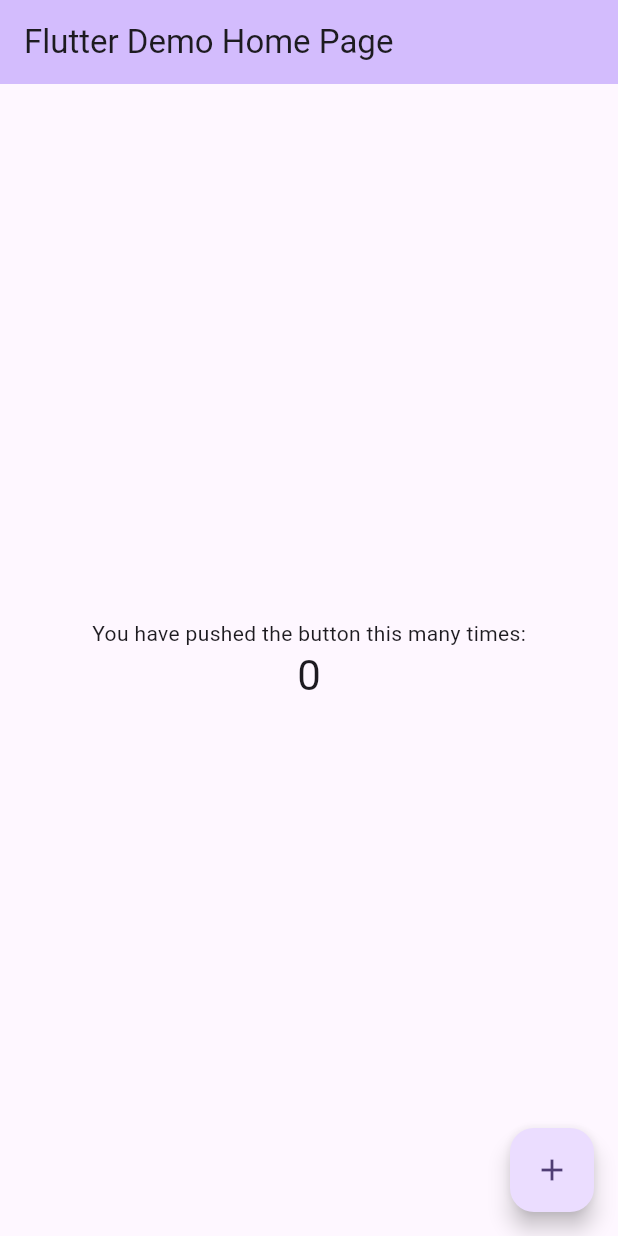
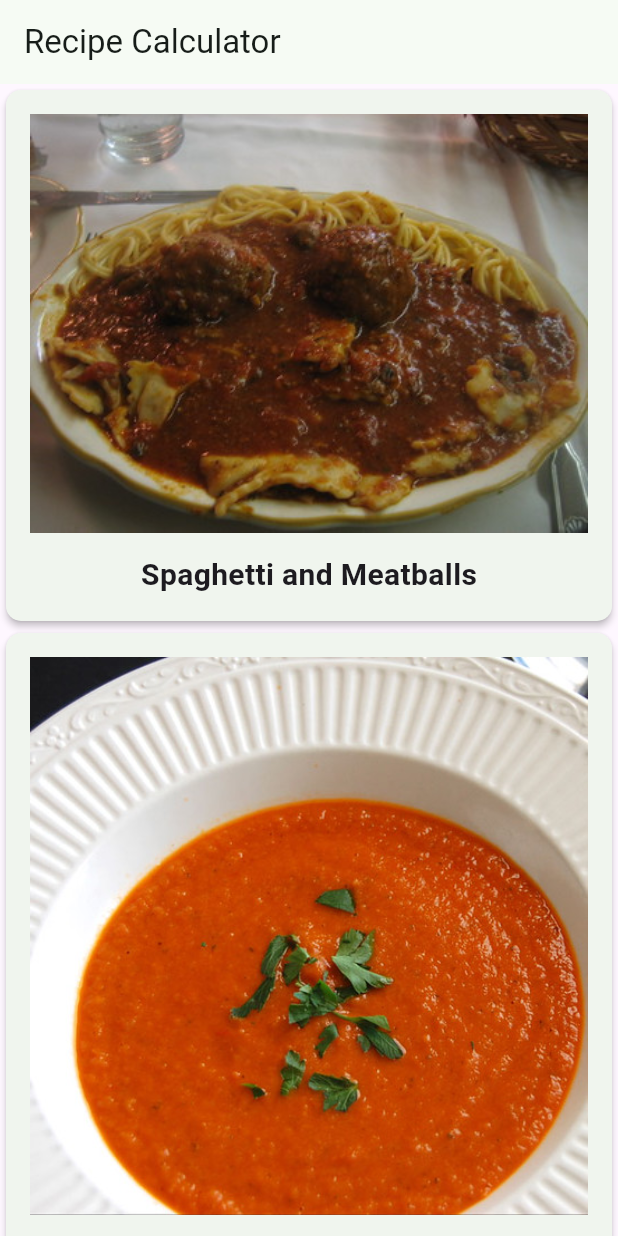
Before and after one commit to sodrunberkicau/flutter_recipes_calculator, a Flutter app: the screen it shows after launch, on a phone screen of 412 x 824 dp. Run offline on Flutter 3.47's test engine with Material 3 defaults, Android fonts, the light colour scheme and no system bars; Roboto replaces fonts that are missing (Palatino).

Commit message:
replace all counter app in home page with recipe list

```diff
--- a/lib/main.dart
+++ b/lib/main.dart
@@ -1,27 +1,42 @@
 import 'package:flutter/material.dart';
 
+import 'recipe.dart';
+import 'recipe_detail.dart';
+
 void main() {
-  runApp(const MyApp());
+  runApp(const RecipeApp());
 }
 
-class MyApp extends StatelessWidget {
-  const MyApp({super.key});
+class RecipeApp extends StatelessWidget {
+  const RecipeApp({super.key});
 
   @override
   Widget build(BuildContext context) {
+    final theme = ThemeData();
     return MaterialApp(
-      title: 'Flutter Demo',
-      theme: ThemeData(
-        colorScheme: ColorScheme.fromSeed(seedColor: Colors.deepPurple),
-        useMaterial3: true,
+      debugShowCheckedModeBanner: false,
+      title: 'Recipe Calculator',
+      theme: theme.copyWith(
+        colorScheme: ColorScheme.fromSeed(
+          seedColor: Colors.greenAccent,
+        ),
       ),
-      home: const MyHomePage(title: 'Flutter Demo Home Page'),
+      home: const MyHomePage(title: 'Recipe Calculator'),
     );
   }
 }
 
 class MyHomePage extends StatefulWidget {
   const MyHomePage({super.key, required this.title});
+
+  // This widget is the home page of your application. It is stateful, meaning
+  // that it has a State object (defined below) that contains fields that affect
+  // how it looks.
+
+  // This class is the configuration for the state. It holds the values (in this
+  // case the title) provided by the parent (in this case the App widget) and
+  // used by the build method of the State. Fields in a Widget subclass are
+  // always marked "final".
 
   final String title;
 
@@ -30,39 +45,58 @@ class MyHomePage extends StatefulWidget {
 }
 
 class _MyHomePageState extends State<MyHomePage> {
-  int _counter = 0;
-
-  void _incrementCounter() {
-    setState(() {
-      _counter++;
-    });
-  }
-
   @override
   Widget build(BuildContext context) {
     return Scaffold(
       appBar: AppBar(
-        backgroundColor: Theme.of(context).colorScheme.inversePrimary,
         title: Text(widget.title),
       ),
-      body: Center(
+      body: SafeArea(
+        child: ListView.builder(
+          itemCount: Recipe.samples.length,
+          itemBuilder: (BuildContext context, int index) {
+            return GestureDetector(
+              onTap: () {
+                Navigator.push(
+                  context,
+                  MaterialPageRoute(
+                    builder: (context) {
+                      return RecipeDetail(recipe: Recipe.samples[index]);
+                    },
+                  ),
+                );
+              },
+              // 11
+              child: buildRecipeCard(Recipe.samples[index]),
+            );
+          },
+        ),
+      ),
+    );
+  }
+
+  Widget buildRecipeCard(Recipe recipe) {
+    return Card(
+      elevation: 2.0,
+      shape: RoundedRectangleBorder(borderRadius: BorderRadius.circular(10.0)),
+      child: Padding(
+        padding: const EdgeInsets.all(16.0),
         child: Column(
-          mainAxisAlignment: MainAxisAlignment.center,
           children: <Widget>[
-            const Text(
-              'You have pushed the button this many times:',
+            Image(image: AssetImage(recipe.imageUrl)),
+            const SizedBox(
+              height: 14.0,
             ),
             Text(
-              '$_counter',
-              style: Theme.of(context).textTheme.headlineMedium,
-            ),
+              recipe.label,
+              style: const TextStyle(
+                fontSize: 20.0,
+                fontWeight: FontWeight.w700,
+                fontFamily: 'Palatino',
+              ),
+            )
           ],
         ),
-      ),
-      floatingActionButton: FloatingActionButton(
-        onPressed: _incrementCounter,
-        tooltip: 'Increment',
-        child: const Icon(Icons.add),
       ),
     );
   }
```
